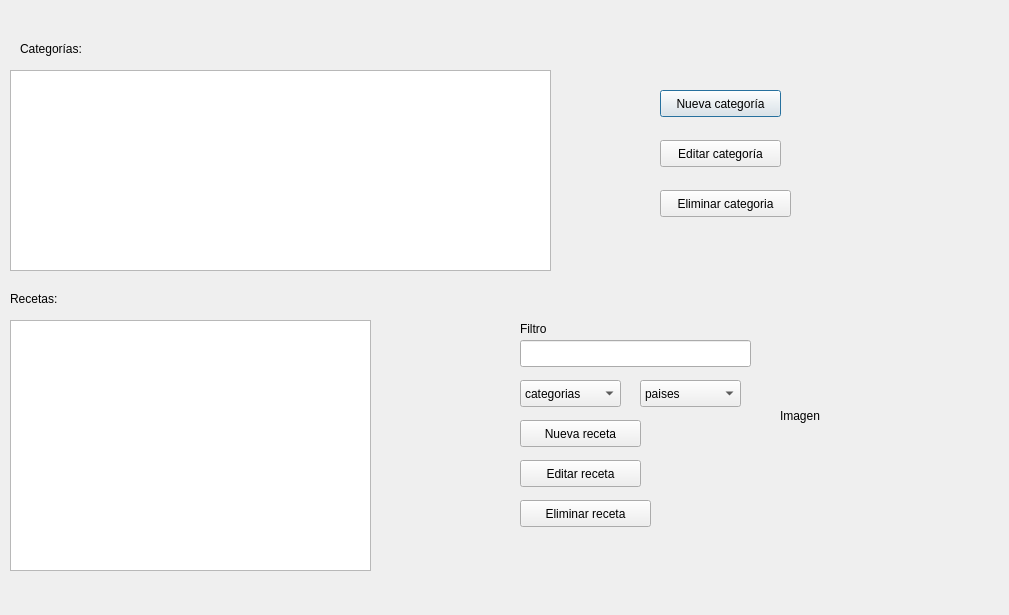
Old version of the form ProyectoFinalTaller/uis/ventana_principal.ui in the repository Pachikuna/Proyecto-final.
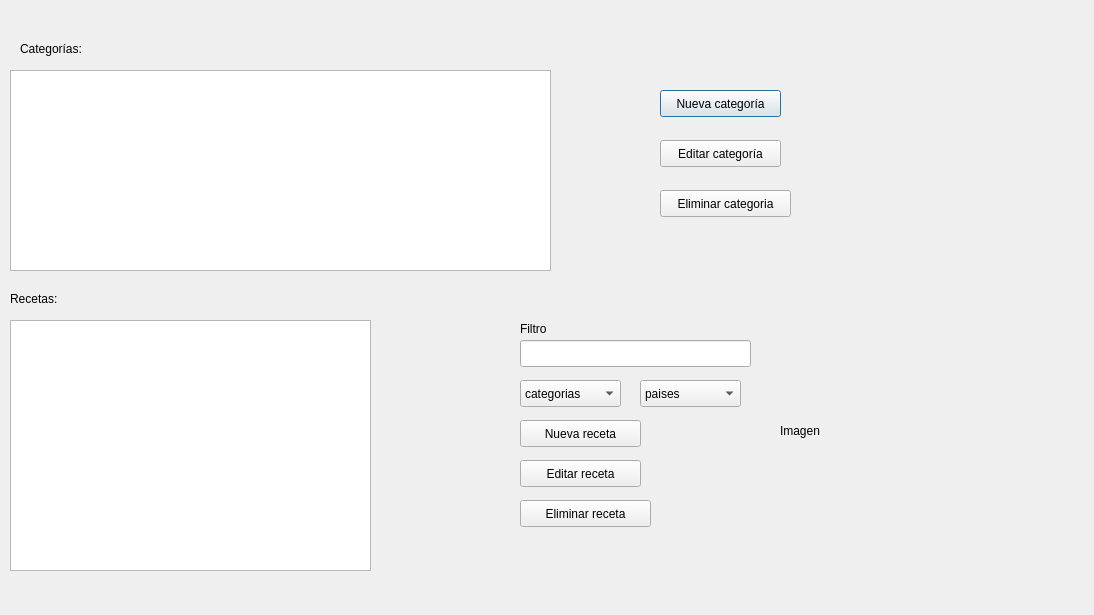
New version of the form.

Diff of the .ui file:
```diff
--- a/ProyectoFinalTaller/uis/ventana_principal.ui
+++ b/ProyectoFinalTaller/uis/ventana_principal.ui
@@ -6,7 +6,7 @@
    <rect>
     <x>0</x>
     <y>0</y>
-    <width>1009</width>
+    <width>1094</width>
     <height>615</height>
    </rect>
   </property>
@@ -233,9 +233,9 @@
    <property name="geometry">
     <rect>
      <x>780</x>
-     <y>320</y>
-     <width>171</width>
-     <height>191</height>
+     <y>340</y>
+     <width>251</width>
+     <height>181</height>
     </rect>
    </property>
    <property name="text">
```
